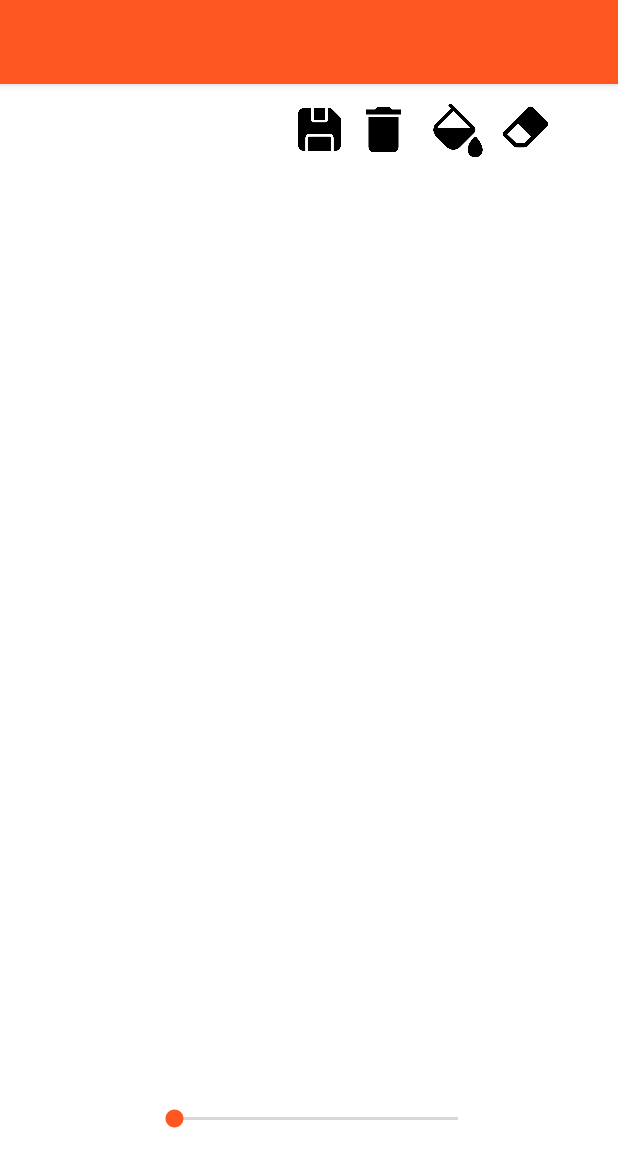
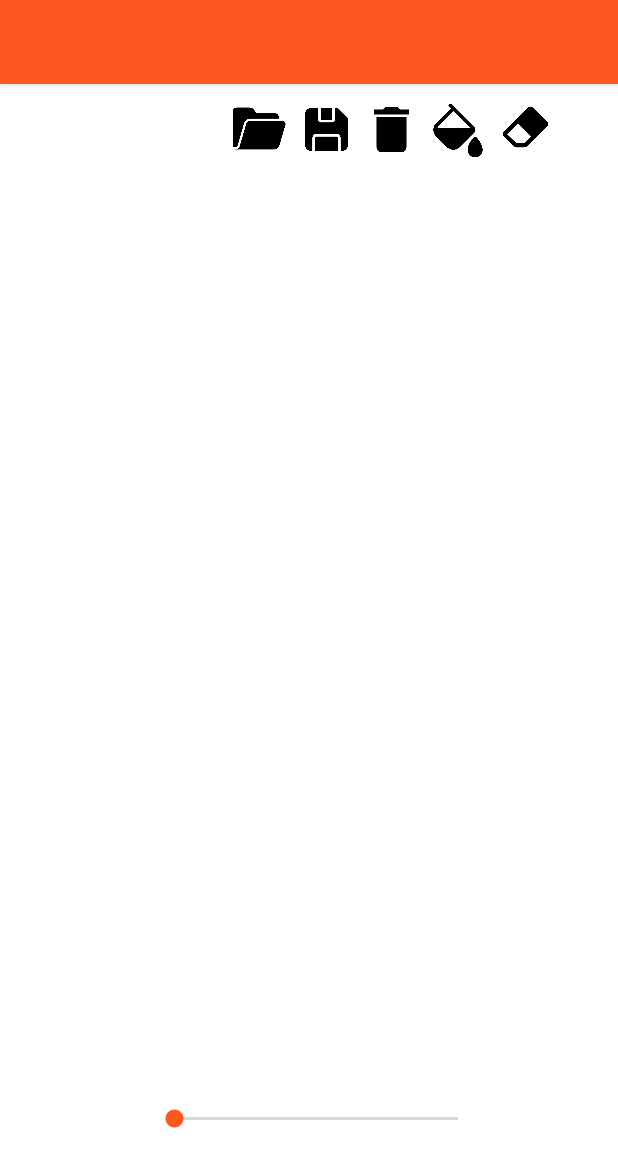
Before and after one commit to harshadkadam4/Draw_Android_App, an Android app: the screen it shows after launch (MainActivity), on a phone screen of 412 x 824 dp. Shown: the top 1167 px of the screen. Run offline under Robolectric (Android 15) with nearby library versions, the light colour scheme and no system bars; libraries missing offline, so code that uses them is left out: yuku.ambilwarna.

Commit message:
Save Button, Add Image

```diff
--- a/app/src/main/java/com/example/draw/DrawingView.java
+++ b/app/src/main/java/com/example/draw/DrawingView.java
@@ -1,14 +1,10 @@
 package com.example.draw;
-import android.Manifest;
-import android.app.Activity;
 import android.content.Context;
-import android.content.pm.PackageManager;
 import android.graphics.Canvas;
 import android.graphics.Color;
 import android.graphics.Paint;
 import android.graphics.Path;
-import android.os.Build;
-import android.os.Environment;
+import android.graphics.drawable.Drawable;
 import android.util.AttributeSet;
 import android.view.MotionEvent;
 import android.view.View;
@@ -18,7 +14,6 @@ import java.util.ArrayList;
 import java.util.List;
 import yuku.ambilwarna.AmbilWarnaDialog;
 import android.graphics.Bitmap;
-import android.view.View;
 import android.widget.FrameLayout;
 import android.widget.Toast;
 
@@ -34,11 +29,23 @@ public class DrawingView extends View {
     private int currentColor = Color.RED;
     private float stroke = 10f;
 
+    private FrameLayout fLayout;
+
 
     public DrawingView(Context context, AttributeSet attrs) {
         super(context, attrs);
         setUpPaint();
     }
+
+    public void setFrameLayout(FrameLayout frameLayout) {
+        this.fLayout = frameLayout;
+    }
+
+    public void setLayoutBG(Drawable drawable)
+    {
+        fLayout.setBackground(drawable);
+    }
+
 
     private void setUpPaint()
     {
@@ -140,7 +147,7 @@ public class DrawingView extends View {
                 canvas.drawBitmap(originalBitmap, 0, 0, null);
 
                 // Define file path (app-specific external storage)
-                File filePath = new File(getContext().getExternalFilesDir(null), "drawing_with_bg.png");
+                File filePath = new File(getContext().getExternalFilesDir(null), "drawing.png");
                 FileOutputStream fileOutputStream = new FileOutputStream(filePath);
 
                 // Save the new bitmap to the file
@@ -178,6 +185,7 @@ public class DrawingView extends View {
        paths.clear();
        colors.clear();
        strokeWidths.clear();
+       //fLayout.setBackground(Color.WHITE);
        invalidate();
     }
 
@@ -186,4 +194,6 @@ public class DrawingView extends View {
         currentColor = Color.WHITE;
         invalidate();
     }
+
+
 }
--- a/app/src/main/java/com/example/draw/MainActivity.java
+++ b/app/src/main/java/com/example/draw/MainActivity.java
@@ -1,15 +1,31 @@
 package com.example.draw;
 
+import android.content.Intent;
+import android.graphics.Bitmap;
+import android.graphics.ImageDecoder;
+import android.graphics.drawable.BitmapDrawable;
+import android.graphics.drawable.Drawable;
+import android.net.Uri;
+import android.os.Build;
+import android.provider.MediaStore;
+import android.support.annotation.Nullable;
 import android.support.v7.app.AppCompatActivity;
 import android.os.Bundle;
 import android.view.View;
+import android.widget.FrameLayout;
 import android.widget.ImageView;
 import android.widget.SeekBar;
 
+import java.io.IOException;
+
 public class MainActivity extends AppCompatActivity {
     private DrawingView drawingView;
-    private ImageView eraser,paint_bucket,delete, save;
+    private ImageView eraser,paint_bucket,delete, save,open;
     private SeekBar seekBar;
+    private FrameLayout fLayout;
+
+
+    private int REQUEST_PICK_IMAGE = 1000;
 
     @Override
     protected void onCreate(Bundle savedInstanceState) {
@@ -26,6 +42,9 @@ public class MainActivity extends AppCompatActivity {
         eraser = findViewById(R.id.eraser);
         paint_bucket = findViewById(R.id.paint_bucket);
         seekBar = findViewById(R.id.seekBar);
+        open = findViewById(R.id.open);
+        fLayout = findViewById(R.id.fLayout);
+
 
         delete.setOnClickListener(new View.OnClickListener() {
             @Override
@@ -71,8 +90,61 @@ public class MainActivity extends AppCompatActivity {
                 drawingView.saveFrameLayout();
             }
         });
-
 //        drawingView = new DrawingView(this);
 //        setContentView(drawingView);
+
+
+        drawingView.setFrameLayout(fLayout);
+
+    }
+
+    public void pickImage(View view)
+    {
+        Intent intent = new Intent(Intent.ACTION_GET_CONTENT);
+        intent.setType("image/*");
+
+        startActivityForResult(intent,REQUEST_PICK_IMAGE);
+
+    }
+
+    @Override
+    protected void onActivityResult(int requestCode, int resultCode, @Nullable Intent data) {
+        super.onActivityResult(requestCode, resultCode, data);
+
+        if(resultCode == RESULT_OK) {
+            if(requestCode == REQUEST_PICK_IMAGE) {
+                Uri uri = data.getData();
+                Bitmap bitmap = loadFromUri(uri);
+
+
+
+                Drawable drawable = new BitmapDrawable(getResources(), bitmap);
+                //fLayout.setBackground(drawable);
+                drawingView.setLayoutBG(drawable);
+            }
+        }
+
+    }
+
+    private Bitmap loadFromUri(Uri uri)
+    {
+        Bitmap bitmap = null;
+
+        try {
+            if (Build.VERSION.SDK_INT > Build.VERSION_CODES.O_MR1)
+            {
+                ImageDecoder.Source source = ImageDecoder.createSource(getContentResolver(), uri);
+                bitmap = ImageDecoder.decodeBitmap(source);
+            }
+            else {
+                bitmap = MediaStore.Images.Media.getBitmap(getContentResolver(),uri);
+            }
+
+        } catch(IOException e)
+        {
+            e.printStackTrace();
+        }
+
+        return bitmap;
     }
 }
--- a/app/src/main/res/layout/activity_main.xml
+++ b/app/src/main/res/layout/activity_main.xml
@@ -3,6 +3,7 @@
 <FrameLayout
     xmlns:android="http://schemas.android.com/apk/res/android"
     android:layout_width="match_parent"
+    android:id="@+id/fLayout"
     android:layout_height="match_parent"
     android:background="#FFFFFF">
 
@@ -16,11 +17,21 @@
         android:layout_height="match_parent" />
 
     <ImageView
+        android:id="@+id/open"
+        android:layout_width="45dp"
+        android:layout_height="35dp"
+        android:onClick="pickImage"
+        android:src="@drawable/open_folder"
+        android:layout_marginStart="150dp"
+        android:layout_marginTop="12dp"
+        android:layout_marginBottom="4dp" />
+
+    <ImageView
         android:id="@+id/save"
         android:layout_width="35dp"
         android:layout_height="30dp"
         android:src="@drawable/save"
-        android:layout_marginStart="195dp"
+        android:layout_marginStart="200dp"
         android:layout_marginTop="15dp"
         android:layout_marginBottom="4dp" />
 
@@ -29,7 +40,7 @@
         android:layout_width="35dp"
         android:layout_height="30dp"
         android:src="@drawable/delete"
-        android:layout_marginStart="238dp"
+        android:layout_marginStart="243dp"
         android:layout_marginTop="15dp"
         android:layout_marginBottom="4dp" />
 
```
Also changed, not shown: app/src/main/res/drawable/open_folder.png (added).
